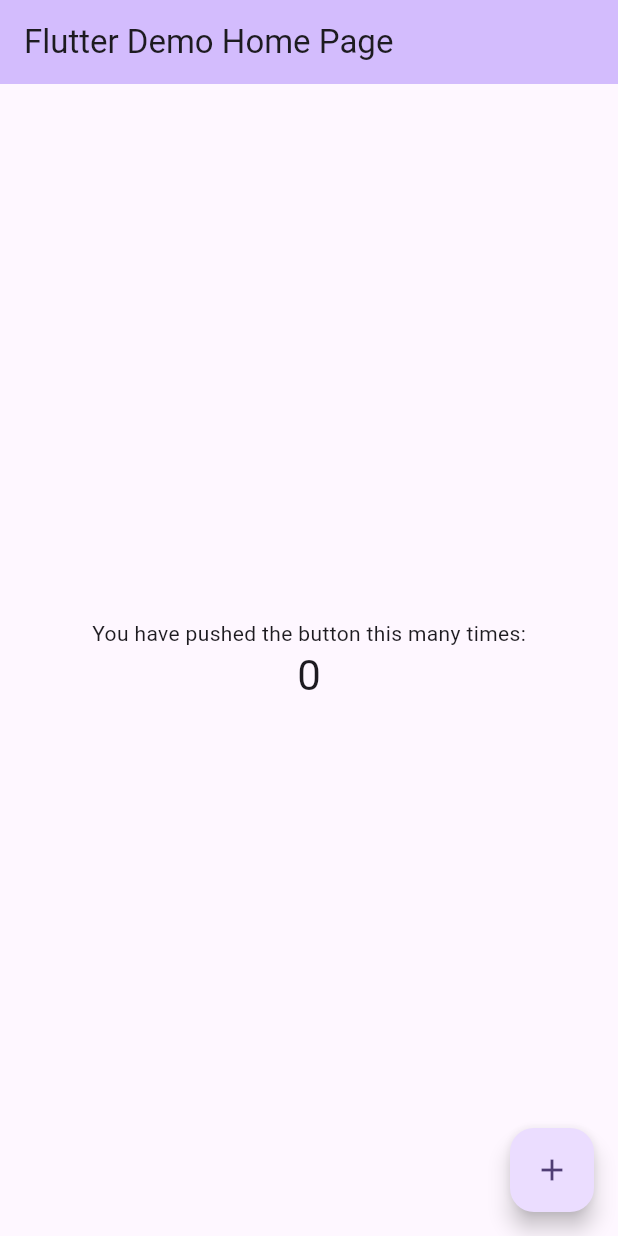
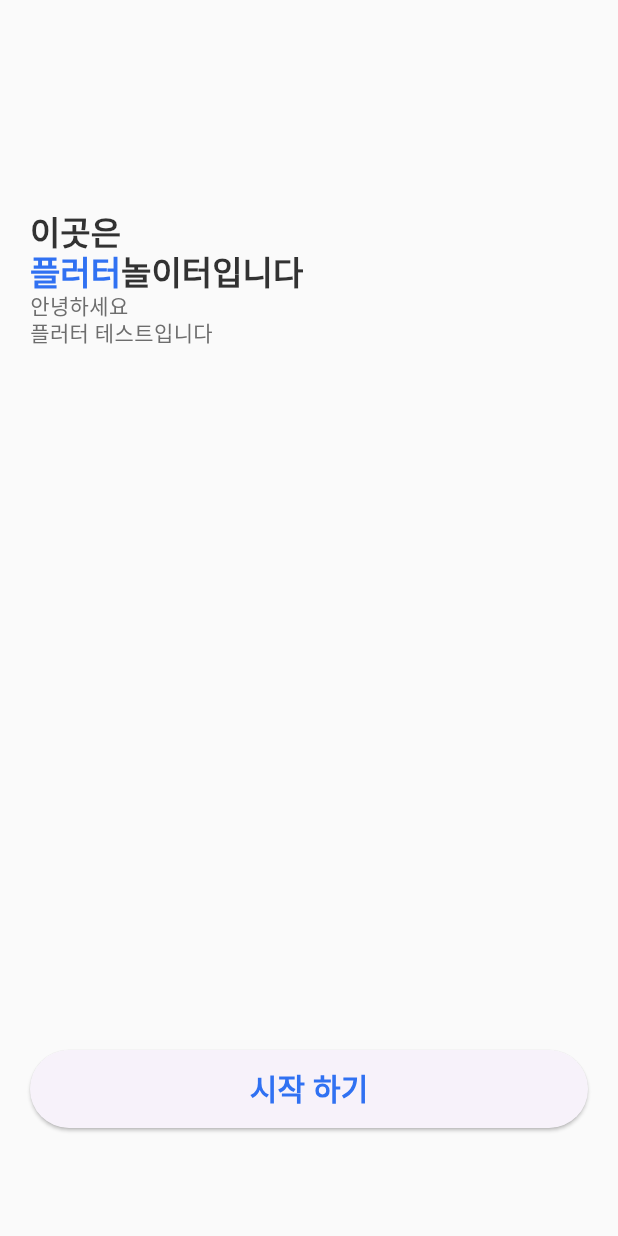
Before and after one commit to salmonco/flutter-playground, a Flutter app: the screen it shows after launch, on a phone screen of 412 x 824 dp. Run offline on Flutter 3.47's test engine with Material 3 defaults, Android fonts, the phone set to English and light mode, and no system bars; Roboto replaces fonts that are missing (Pretendard).

Commit message:
Design: Add main page

```diff
--- a/lib/main.dart
+++ b/lib/main.dart
@@ -1,4 +1,6 @@
 import 'package:flutter/material.dart';
+import 'package:flutter_playground/screens/main/main_page.dart';
+import 'package:flutter_playground/themes/custom_theme.dart';
 
 void main() {
   runApp(const MyApp());
@@ -11,115 +13,9 @@ class MyApp extends StatelessWidget {
   @override
   Widget build(BuildContext context) {
     return MaterialApp(
-      title: 'Flutter Demo',
-      theme: ThemeData(
-        // This is the theme of your application.
-        //
-        // TRY THIS: Try running your application with "flutter run". You'll see
-        // the application has a purple toolbar. Then, without quitting the app,
-        // try changing the seedColor in the colorScheme below to Colors.green
-        // and then invoke "hot reload" (save your changes or press the "hot
-        // reload" button in a Flutter-supported IDE, or press "r" if you used
-        // the command line to start the app).
-        //
-        // Notice that the counter didn't reset back to zero; the application
-        // state is not lost during the reload. To reset the state, use hot
-        // restart instead.
-        //
-        // This works for code too, not just values: Most code changes can be
-        // tested with just a hot reload.
-        colorScheme: ColorScheme.fromSeed(seedColor: Colors.deepPurple),
-        useMaterial3: true,
-      ),
-      home: const MyHomePage(title: 'Flutter Demo Home Page'),
+      debugShowCheckedModeBanner: false,
+      theme: CustomTheme.customThemeData(),
+      home: const MainPage(),
     );
   }
 }
-
-class MyHomePage extends StatefulWidget {
-  const MyHomePage({super.key, required this.title});
-
-  // This widget is the home page of your application. It is stateful, meaning
-  // that it has a State object (defined below) that contains fields that affect
-  // how it looks.
-
-  // This class is the configuration for the state. It holds the values (in this
-  // case the title) provided by the parent (in this case the App widget) and
-  // used by the build method of the State. Fields in a Widget subclass are
-  // always marked "final".
-
-  final String title;
-
-  @override
-  State<MyHomePage> createState() => _MyHomePageState();
-}
-
-class _MyHomePageState extends State<MyHomePage> {
-  int _counter = 0;
-
-  void _incrementCounter() {
-    setState(() {
-      // This call to setState tells the Flutter framework that something has
-      // changed in this State, which causes it to rerun the build method below
-      // so that the display can reflect the updated values. If we changed
-      // _counter without calling setState(), then the build method would not be
-      // called again, and so nothing would appear to happen.
-      _counter++;
-    });
-  }
-
-  @override
-  Widget build(BuildContext context) {
-    // This method is rerun every time setState is called, for instance as done
-    // by the _incrementCounter method above.
-    //
-    // The Flutter framework has been optimized to make rerunning build methods
-    // fast, so that you can just rebuild anything that needs updating rather
-    // than having to individually change instances of widgets.
-    return Scaffold(
-      appBar: AppBar(
-        // TRY THIS: Try changing the color here to a specific color (to
-        // Colors.amber, perhaps?) and trigger a hot reload to see the AppBar
-        // change color while the other colors stay the same.
-        backgroundColor: Theme.of(context).colorScheme.inversePrimary,
-        // Here we take the value from the MyHomePage object that was created by
-        // the App.build method, and use it to set our appbar title.
-        title: Text(widget.title),
-      ),
-      body: Center(
-        // Center is a layout widget. It takes a single child and positions it
-        // in the middle of the parent.
-        child: Column(
-          // Column is also a layout widget. It takes a list of children and
-          // arranges them vertically. By default, it sizes itself to fit its
-          // children horizontally, and tries to be as tall as its parent.
-          //
-          // Column has various properties to control how it sizes itself and
-          // how it positions its children. Here we use mainAxisAlignment to
-          // center the children vertically; the main axis here is the vertical
-          // axis because Columns are vertical (the cross axis would be
-          // horizontal).
-          //
-          // TRY THIS: Invoke "debug painting" (choose the "Toggle Debug Paint"
-          // action in the IDE, or press "p" in the console), to see the
-          // wireframe for each widget.
-          mainAxisAlignment: MainAxisAlignment.center,
-          children: <Widget>[
-            const Text(
-              'You have pushed the button this many times:',
-            ),
-            Text(
-              '$_counter',
-              style: Theme.of(context).textTheme.headlineMedium,
-            ),
-          ],
-        ),
-      ),
-      floatingActionButton: FloatingActionButton(
-        onPressed: _incrementCounter,
-        tooltip: 'Increment',
-        child: const Icon(Icons.add),
-      ), // This trailing comma makes auto-formatting nicer for build methods.
-    );
-  }
-}
--- /dev/null
+++ b/lib/screens/main/components/main_introduce_word.dart
@@ -0,0 +1,35 @@
+import 'package:flutter/material.dart';
+import 'package:flutter_playground/themes/custom_color.dart';
+import 'package:flutter_playground/themes/custom_font.dart';
+
+class IntroduceWord extends StatelessWidget {
+  const IntroduceWord({super.key});
+
+  @override
+  Widget build(BuildContext context) {
+    return Column(
+      crossAxisAlignment: CrossAxisAlignment.start,
+      children: [
+        RichText(
+          text: TextSpan(
+            children: [
+              TextSpan(text: '이곳은\n', style: CustomTextStyle.title1),
+              TextSpan(
+                text: '플러터',
+                style: CustomTextStyle.title1.copyWith(color: primary),
+              ),
+              TextSpan(
+                text: '놀이터입니다',
+                style: CustomTextStyle.title1,
+              ),
+            ],
+          ),
+        ),
+        Text(
+          '안녕하세요\n플러터 테스트입니다',
+          style: CustomTextStyle.body3.copyWith(color: darkGray),
+        ),
+      ],
+    );
+  }
+}
--- /dev/null
+++ b/lib/screens/main/components/main_start_button.dart
@@ -0,0 +1,34 @@
+// import 'package:flutter/cupertino.dart';
+import 'package:flutter/material.dart';
+import 'package:flutter_playground/themes/custom_color.dart';
+import 'package:flutter_playground/themes/custom_decoration.dart';
+import 'package:flutter_playground/themes/custom_font.dart';
+
+class StartButton extends StatelessWidget {
+  const StartButton({super.key});
+
+  @override
+  Widget build(BuildContext context) {
+    return ElevatedButton(
+      onPressed: () {
+        // Navigator.of(context).pushAndRemoveUntil(
+        //   CupertinoPageRoute(builder: (context) => const HomePage()),
+        //       (Route<dynamic> route) => false,
+        // );
+      },
+      child: Container(
+        width: double.infinity,
+        height: 52,
+        decoration: BoxDecoration(
+          borderRadius: BorderRadius.circular(defaultBorderRadiusM),
+        ),
+        child: Center(
+          child: Text(
+            '시작 하기',
+            style: CustomTextStyle.title2.copyWith(color: primary),
+          ),
+        ),
+      ),
+    );
+  }
+}
--- /dev/null
+++ b/lib/screens/main/main_page.dart
@@ -0,0 +1,32 @@
+import 'package:flutter/material.dart';
+import 'package:flutter_playground/screens/main/components/main_introduce_word.dart';
+import 'package:flutter_playground/screens/main/components/main_start_button.dart';
+import 'package:flutter_playground/themes/custom_decoration.dart';
+
+class MainPage extends StatelessWidget {
+  const MainPage({super.key});
+
+  @override
+  Widget build(BuildContext context) {
+    return const Scaffold(
+      body: SafeArea(
+        child: Padding(
+          padding: EdgeInsets.only(
+            top: 140,
+            bottom: 72,
+            left: defaultPaddingM,
+            right: defaultPaddingM,
+          ),
+          child: Column(
+            crossAxisAlignment: CrossAxisAlignment.start,
+            children: [
+              IntroduceWord(),
+              Spacer(),
+              StartButton(),
+            ],
+          ),
+        ),
+      ),
+    );
+  }
+}
--- /dev/null
+++ b/lib/themes/custom_appbar.dart
@@ -0,0 +1,18 @@
+import 'package:flutter/material.dart';
+import 'package:flutter_playground/themes/custom_color.dart';
+import 'package:flutter_playground/themes/custom_decoration.dart';
+import 'package:flutter_playground/themes/custom_font.dart';
+
+class CustomAppbarTheme {
+  static AppBarTheme customAppBarThemeData() {
+    return AppBarTheme(
+      backgroundColor: white,
+      titleTextStyle: CustomTextStyle.title2,
+      titleSpacing: defaultPaddingM,
+      toolbarHeight: 60,
+      elevation: 0,
+      scrolledUnderElevation: 0,
+      centerTitle: false,
+    );
+  }
+}
--- /dev/null
+++ b/lib/themes/custom_color.dart
@@ -0,0 +1,17 @@
+import 'package:flutter/material.dart';
+
+/// Primary color
+const Color primary = Color(0xFF3071F2);
+
+/// Gray scale
+const Color transparent = Colors.transparent;
+const Color black = Color(0xFF323232);
+const Color darkGray = Color(0xFF6D6D6D);
+const Color gray = Color(0xFFB0B0B0);
+const Color lightGray = Color(0xFFE5E5E5);
+const Color darkWhite = Color(0xFFF3F4F6);
+const Color white = Color(0xFFFAFAFA);
+
+/// Etc
+const Color red = Color(0xFFD90416);
+const Color green = Color(0xFF34A853);
--- /dev/null
+++ b/lib/themes/custom_decoration.dart
@@ -0,0 +1,20 @@
+/// Padding: 16
+const double defaultPaddingS = 16.0;
+/// Padding: 20
+const double defaultPaddingM = 20.0;
+/// Padding: 24
+const double defaultPaddingL = 24.0;
+
+/// Gap: 8
+const double defaultGapS = 8.0;
+/// Gap: 12
+const double defaultGapM = 12.0;
+/// Gap: 16
+const double defaultGapL = 16.0;
+/// Gap: 20
+const double defaultGapXL = 20.0;
+
+/// Border radius: 20
+const double defaultBorderRadiusM = 20.0;
+/// Border radius: 30
+const double defaultBorderRadiusL = 30.0;
--- /dev/null
+++ b/lib/themes/custom_font.dart
@@ -0,0 +1,72 @@
+import 'package:flutter/material.dart';
+import 'package:flutter_playground/themes/custom_color.dart';
+
+/// 기본 폰트
+const TextStyle baseTextStyle = TextStyle(
+  color: black,
+  fontFamily: 'Pretendard',
+  leadingDistribution: TextLeadingDistribution.even,
+  fontWeight: FontWeight.w400,
+);
+
+class CustomTextStyle {
+  // Titles
+  /// header1 28px, 1.21, 400, Pretendard
+  static TextStyle header1 = const TextStyle(
+    fontSize: 28,
+    height: 1.21,
+    color: black,
+    fontWeight: FontWeight.w400,
+  );
+  /// header2 22px, 1.27, 700, Pretendard
+  static TextStyle header2 = baseTextStyle.copyWith(
+    fontSize: 22,
+    height: 1.27,
+    fontWeight: FontWeight.w700,
+  );
+
+  // Headers
+  /// title1 22px, 1.22, 600, Pretendard
+  static TextStyle title1 = baseTextStyle.copyWith(
+    fontSize: 22,
+    height: 1.22,
+    fontWeight: FontWeight.w600,
+  );
+  /// title2 20px, 1.25, 600, Pretendard
+  static TextStyle title2 = baseTextStyle.copyWith(
+    fontSize: 20,
+    height: 1.25,
+    fontWeight: FontWeight.w600,
+  );
+  /// title3 18px, 1.27, 600, Pretendard
+  static TextStyle title3 = baseTextStyle.copyWith(
+    fontSize: 18,
+    height: 1.27,
+    fontWeight: FontWeight.w600,
+  );
+
+  // Paragraphs
+  /// body1 16px, 1.25, 600, Pretendard
+  static TextStyle body1 = baseTextStyle.copyWith(
+    fontSize: 16,
+    height: 1.25,
+    fontWeight: FontWeight.w600,
+  );
+  /// body2 16px, 1.25, 400, Pretendard
+  static TextStyle body2 = baseTextStyle.copyWith(
+    fontSize: 16,
+    height: 1.25,
+  );
+  /// body3 14px, 1.28, 400, Pretendard
+  static TextStyle body3 = baseTextStyle.copyWith(
+    fontSize: 14,
+    height: 1.28,
+  );
+
+  // Captions
+  /// caption1 12px, 1.25, 400, Pretendard
+  static TextStyle caption1 = baseTextStyle.copyWith(
+    fontSize: 12,
+    height: 1.25,
+  );
+}
--- /dev/null
+++ b/lib/themes/custom_icon_button.dart
@@ -0,0 +1,13 @@
+import 'package:flutter/material.dart';
+import 'package:flutter_playground/themes/custom_color.dart';
+
+class CustomIconButtonTheme {
+  static IconButtonThemeData customIconButtonThemeData() {
+    return IconButtonThemeData(
+      style: ButtonStyle(
+        iconSize: WidgetStateProperty.all(24),
+        iconColor: WidgetStateProperty.all(black),
+      ),
+    );
+  }
+}
--- /dev/null
+++ b/lib/themes/custom_text_selection.dart
@@ -0,0 +1,12 @@
+import 'package:flutter/material.dart';
+import 'package:flutter_playground/themes/custom_color.dart';
+
+class CustomTextSelectionTheme {
+  static TextSelectionThemeData customTextSelectionThemeData() {
+    return const TextSelectionThemeData(
+      cursorColor: black,
+      selectionColor: lightGray,
+      selectionHandleColor: transparent,
+    );
+  }
+}
--- /dev/null
+++ b/lib/themes/custom_theme.dart
@@ -0,0 +1,29 @@
+import 'package:flutter/material.dart';
+import 'package:flutter_playground/themes/custom_appbar.dart';
+import 'package:flutter_playground/themes/custom_color.dart';
+import 'package:flutter_playground/themes/custom_icon_button.dart';
+import 'package:flutter_playground/themes/custom_text_selection.dart';
+
+class CustomTheme {
+  static ThemeData customThemeData() {
+    return ThemeData(
+      useMaterial3: true,
+
+      /// 앱바 테마 설정
+      appBarTheme: CustomAppbarTheme.customAppBarThemeData(),
+
+      /// 아이콘 테마 설정
+      iconButtonTheme: CustomIconButtonTheme.customIconButtonThemeData(),
+
+      /// 텍스트 선택 테마 설정
+      textSelectionTheme: CustomTextSelectionTheme.customTextSelectionThemeData(),
+
+      /// 컬러 설정
+      scaffoldBackgroundColor: white,
+      primaryColor: primary,
+      splashColor: transparent,
+      highlightColor: transparent,
+      applyElevationOverlayColor: false,
+    );
+  }
+}
```
Also changed, not shown: 2 other files.
